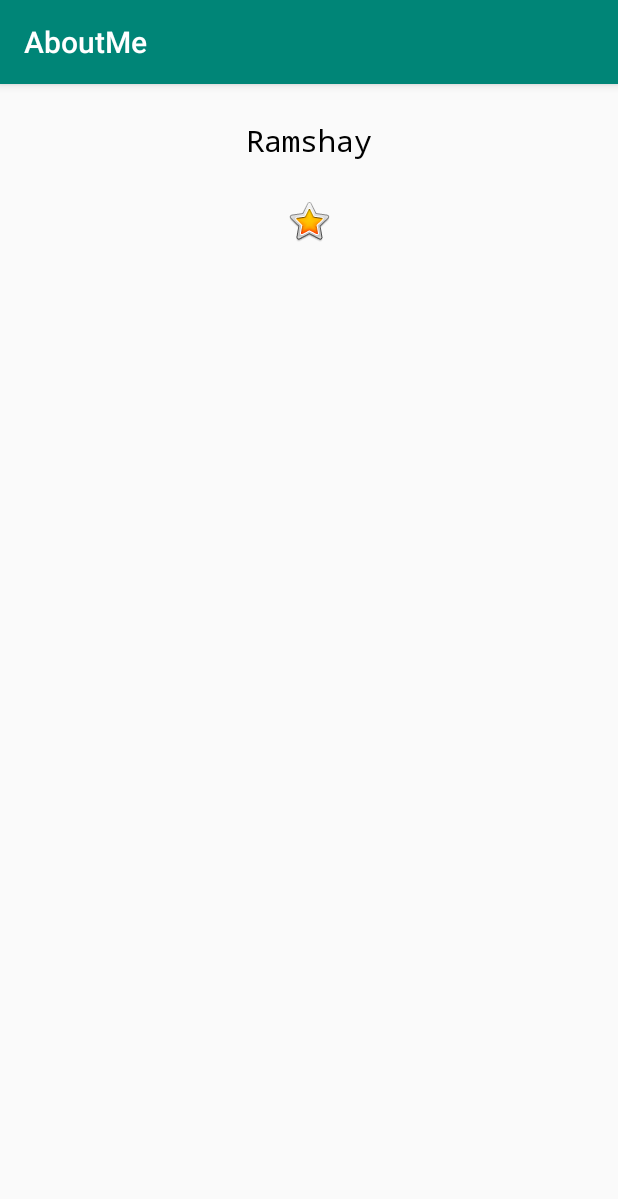
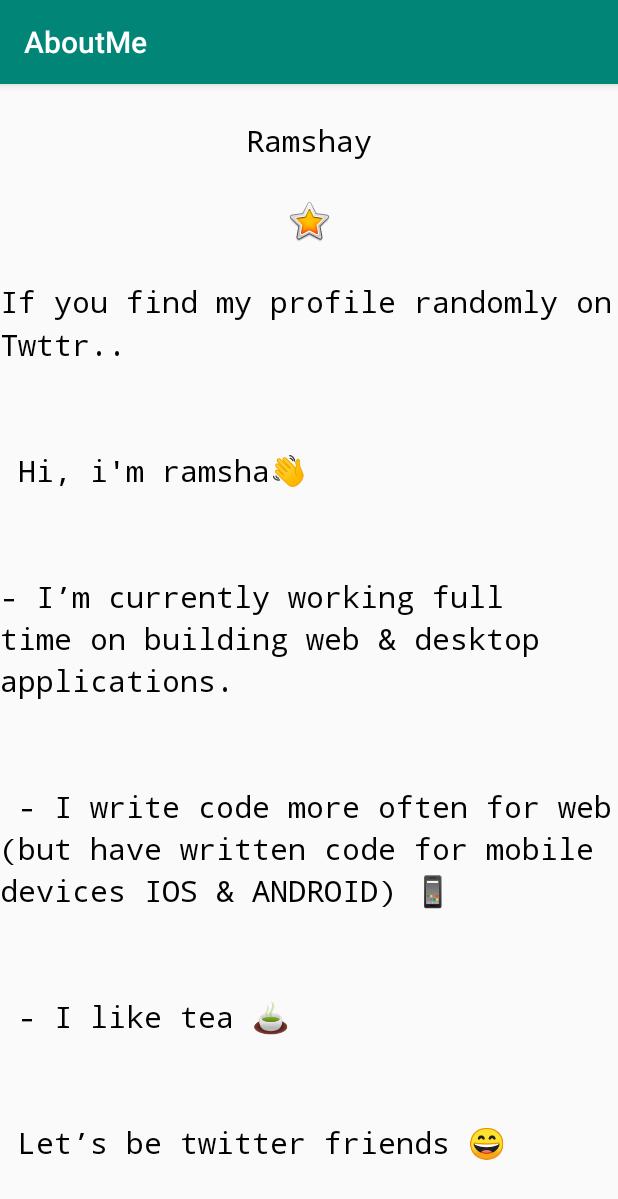
Before and after one commit to RamshaS/AboutMe, an Android app: the screen it shows after launch (MainActivity), on a phone screen of 412 x 824 dp. Shown: the top 1199 px of the screen. Run offline under Robolectric (Android 15) with nearby library versions, the phone set to English and light mode, and no system bars.

Commit message:
Exercise: Add a ScrollView

```diff
--- a/app/src/main/res/layout/activity_main.xml
+++ b/app/src/main/res/layout/activity_main.xml
@@ -26,5 +26,16 @@
         android:contentDescription="@string/yellow_star"
         android:layout_marginTop="16dp"
         tools:layout_editor_absoluteY="426dp" />
+    <ScrollView
+        android:layout_width="match_parent"
+        android:layout_height="wrap_content">
+        <TextView
+            android:layout_width="match_parent"
+            android:layout_height="wrap_content"
+            style="@style/NameStyle"
+            android:text="@string/bio"
+            android:lineSpacingMultiplier="1.2"
+            />
+    </ScrollView>
 
 </LinearLayout>
--- a/app/src/main/res/values/strings.xml
+++ b/app/src/main/res/values/strings.xml
@@ -2,4 +2,5 @@
     <string name="app_name">AboutMe</string>
     <string name="yellow_star">Yellow star</string>
     <string name="my_name">Ramshay</string>
+    <string name="bio"><![CDATA[If you find my profile randomly on Twttr.. \n\n\n Hi, i\'m ramsha👋  \n\n\n- I’m currently working full time on building web & desktop applications.\n\n\n  - I write code more often for web (but have written code for mobile devices IOS & ANDROID)  📱 \n\n\n - I like tea 🍵\n\n\n  Let’s be twitter friends 😄]]></string>
 </resources>
```
